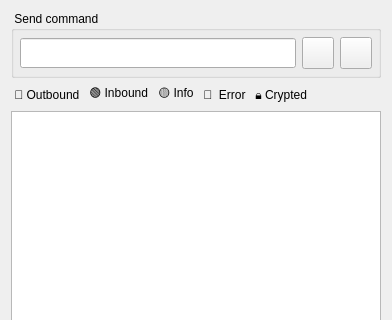
Qt form src/ui/debug.ui (AceOfSnakes/NetRC) before a commit; both pictures show x 0 to 392 and y 0 to 320 of the 392 by 970 pixel window.
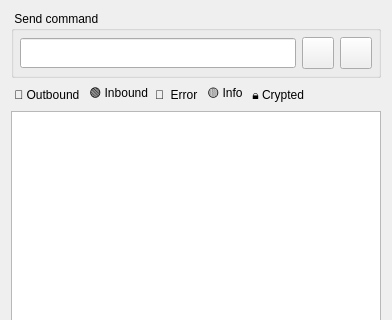
The same form after that commit. Icons and pictures are not drawn.

The edit to the form file:
```diff
--- a/src/ui/debug.ui
+++ b/src/ui/debug.ui
@@ -2,6 +2,9 @@
 <ui version="4.0">
  <class>Debug</class>
  <widget class="QDialog" name="Debug">
+  <property name="enabled">
+   <bool>true</bool>
+  </property>
   <property name="geometry">
    <rect>
     <x>0</x>
@@ -156,48 +159,42 @@
    </item>
    <item>
     <layout class="QGridLayout" name="gridLayout_2">
-     <item row="0" column="4">
-      <widget class="QLabel" name="label_5">
-       <property name="text">
-        <string> 🔒 Crypted</string>
-       </property>
-      </widget>
-     </item>
-     <item row="0" column="0">
-      <widget class="QLabel" name="label_4">
-       <property name="minimumSize">
-        <size>
-         <width>0</width>
-         <height>16</height>
-        </size>
-       </property>
-       <property name="text">
-        <string> 🔵 Outbound</string>
-       </property>
-      </widget>
-     </item>
      <item row="0" column="2">
-      <widget class="QLabel" name="label_7">
+      <widget class="QLabel" name="label_5">
+       <property name="text">
+        <string>🔴  Error</string>
+       </property>
+      </widget>
+     </item>
+     <item row="0" column="3">
+      <widget class="QLabel" name="label_6">
        <property name="text">
         <string> 🟡 Info</string>
        </property>
       </widget>
      </item>
+     <item row="0" column="4">
+      <widget class="QLabel" name="label_7">
+       <property name="text">
+        <string> 🔒 Crypted</string>
+       </property>
+      </widget>
+     </item>
      <item row="0" column="1">
-      <widget class="QLabel" name="label_3">
+      <widget class="QLabel" name="label_4">
        <property name="text">
         <string> 🟢 Inbound</string>
        </property>
       </widget>
      </item>
-     <item row="0" column="3">
-      <widget class="QLabel" name="label_6">
+     <item row="0" column="0">
+      <widget class="QLabel" name="label_3">
        <property name="text">
-        <string> 🔴  Error</string>
+        <string> 🔵 Outbound</string>
        </property>
       </widget>
      </item>
-     <item row="0" column="5">
+     <item row="0" column="9">
       <spacer name="horizontalSpacer">
        <property name="orientation">
         <enum>Qt::Orientation::Horizontal</enum>
```
